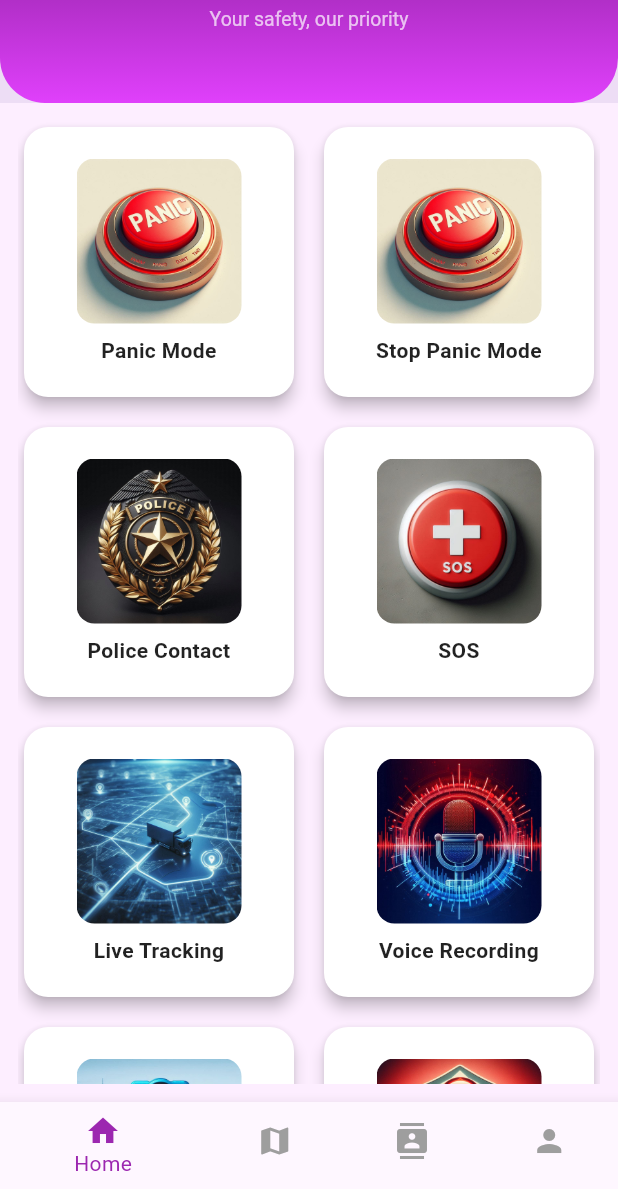
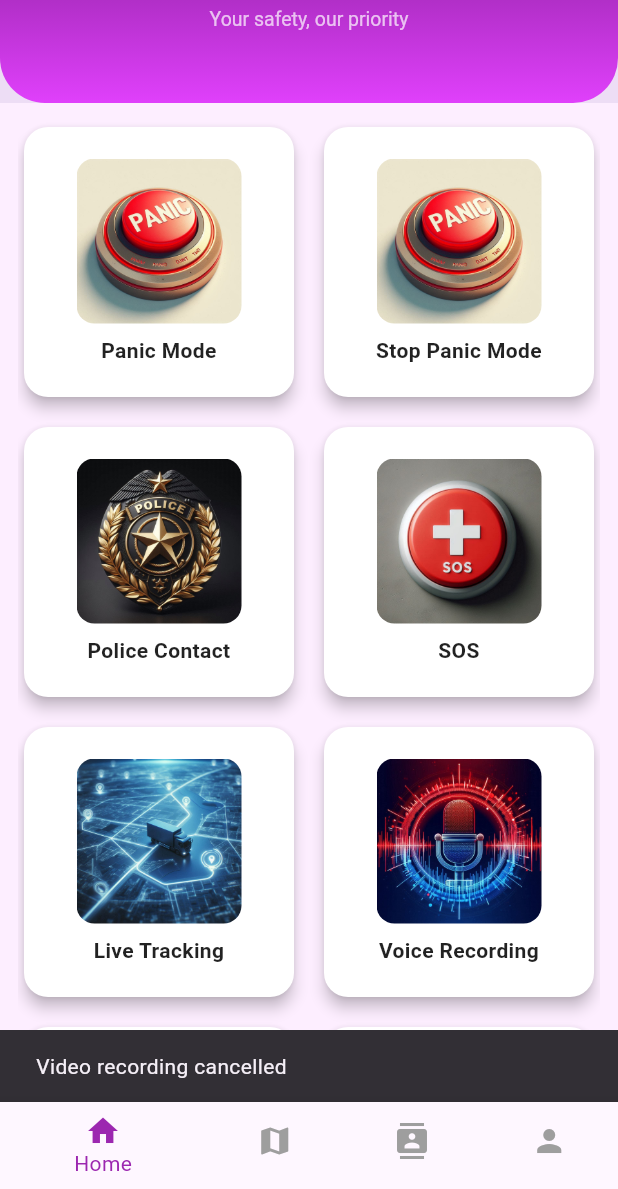
Before and after one commit to Lucky-chelani/veerangana_app, a Flutter app: the HomeScreen screen opened directly, after a tap on "Video Recording", on a phone screen of 412 x 824 dp, the part 47-1236 px from its top. Run offline on Flutter 3.47's test engine with Material 3 defaults, Android fonts, the phone set to English and light mode, and no system bars; our stand-ins replace cloud_firestore, firebase_auth, firebase_core, flutter_contacts, geolocator, google_maps_flutter and 4 more; missing offline and left inert: flutter_phone_direct_caller, flutter_sound, sms_sender; accounts and stored records are empty.

Commit message:
video recording worked!

```diff
--- a/lib/screens/home_screen.dart
+++ b/lib/screens/home_screen.dart
@@ -11,6 +11,7 @@ import 'package:vibration/vibration.dart';
 import 'package:flutter_sound/flutter_sound.dart';
 import 'package:permission_handler/permission_handler.dart';
 import 'package:path_provider/path_provider.dart';
+import 'package:image_picker/image_picker.dart';
 import 'dart:io';
 
 class HomeScreen extends StatefulWidget {
@@ -78,7 +79,39 @@ class _HomeScreenState extends State<HomeScreen> {
         break;
     }
   }
+  //Video Recording
+  Future<void> _recordVideo() async {
+  final cameraStatus = await Permission.camera.request();
+  final micStatus = await Permission.microphone.request();
 
+  if (cameraStatus != PermissionStatus.granted || micStatus != PermissionStatus.granted) {
+    ScaffoldMessenger.of(context).showSnackBar(
+      const SnackBar(content: Text('Camera and microphone permissions are required')),
+    );
+    await openAppSettings();
+    return;
+  }
+
+  final picker = ImagePicker();
+  final XFile? videoFile = await picker.pickVideo(source: ImageSource.camera);
+
+  if (videoFile == null) {
+    ScaffoldMessenger.of(context).showSnackBar(
+      const SnackBar(content: Text('Video recording cancelled')),
+    );
+    return;
+  }
+
+  final savePath = await getVideoSavePath();
+  final File savedVideo = await File(videoFile.path).copy(savePath);
+
+  ScaffoldMessenger.of(context).showSnackBar(
+    SnackBar(content: Text('Video saved at: ${savedVideo.path}')),
+  );
+}
+
+
+//voice Recording
   Future<void> _startRecording() async {
   final micStatus = await Permission.microphone.request();
 
@@ -112,7 +145,7 @@ class _HomeScreenState extends State<HomeScreen> {
       SnackBar(content: Text('Recording saved at: $_recordingPath')),
     );
   }
-
+//police contact
   Future<void> _makePhoneCall(String phoneNumber) async {
     bool? res = await FlutterPhoneDirectCaller.callNumber(phoneNumber);
     if (res == false) {
@@ -244,6 +277,7 @@ class _HomeScreenState extends State<HomeScreen> {
               }
             }),
             buildGridButton("Video Recording", "assets/download (5).png", () {
+              _recordVideo();
               // TODO: implement video recording logic
             }),
             buildGridButton("Emergency Contacts", "assets/download (6).png", () {
@@ -275,3 +309,12 @@ Future<String> getRecordingPath() async {
   }
   return '$path/recording_${DateTime.now().millisecondsSinceEpoch}.m4a';
 }
+
+Future<String> getVideoSavePath() async {
+  final dir = await getExternalStorageDirectory();
+  final videoDir = Directory('${dir!.path}/Videos');
+  if (!await videoDir.exists()) {
+    await videoDir.create(recursive: true);
+  }
+  return '${videoDir.path}/video_${DateTime.now().millisecondsSinceEpoch}.mp4';
+}
--- a/pubspec.yaml
+++ b/pubspec.yaml
@@ -49,6 +49,7 @@ dependencies:
   http: ^1.3.0
   flutter_sound: ^9.28.0
   path_provider: ^2.1.5
+  image_picker: ^1.1.2
 
 dev_dependencies:
   flutter_test:
```
Also changed, not shown: pubspec.lock, 10 other files.
